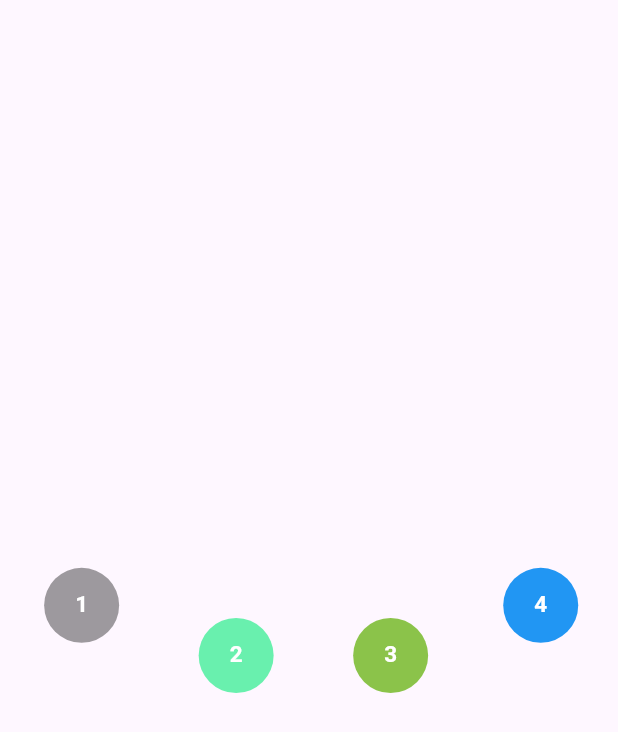
After one commit to vidisha1106/animations, a Flutter app: the screen it shows after launch, after a tap on "Animated Positioned Example", on a phone screen of 412 x 824 dp. The commit adds this screen. Shown: the top 732 px of the screen. Run offline on Flutter 3.47's test engine with Material 2 defaults, Android fonts, the phone set to English and light mode, and no system bars; our stand-ins replace flutter_screenutil.

Commit message:
tried animation examples

```diff
--- /dev/null
+++ b/lib/animated_positioned_example.dart
@@ -0,0 +1,196 @@
+import 'package:flutter/material.dart';
+import 'package:flutter_screenutil/flutter_screenutil.dart';
+
+class AnimatedPositionedExample extends StatefulWidget {
+  const AnimatedPositionedExample({super.key});
+
+  @override
+  State<AnimatedPositionedExample> createState() =>
+      _AnimatedPositionedExampleState();
+}
+
+class _AnimatedPositionedExampleState extends State<AnimatedPositionedExample> {
+  bool item1 = true;
+  bool item2 = true;
+  bool item3 = true;
+  bool item4 = true;
+
+  @override
+  Widget build(BuildContext context) {
+    return Scaffold(
+      body: Center(
+        child: GestureDetector(
+          onHorizontalDragUpdate: (details) {
+            debugPrint("Horizontal Drag Behaviour");
+            setState(() {
+              item1 = !item1;
+              item2 = !item1;
+              item3 = !item1;
+              item4 = !item1;
+            });
+          },
+          child: Stack(
+            children: [
+              item1
+                  ?
+
+                  ///1
+                  AnimatedPositioned(
+                      top: 735.h,
+                      left: 50.w,
+                      curve:
+                          item1 ? Curves.fastOutSlowIn : Curves.fastOutSlowIn,
+                      duration: Duration(seconds: 5),
+                      child: CircleAvatar(
+                        radius: 25,
+                        child: Text("1",
+                            style: TextStyle(
+                                color: Colors.white,
+                                fontWeight: FontWeight.w700,
+                                fontSize: 15)),
+                        backgroundColor: Colors.black38,
+                      ),
+                    )
+                  :
+
+                  ///5
+                  AnimatedPositioned(
+                      top: 735.h,
+                      left: 50.w,
+                      curve:
+                          item1 ? Curves.fastOutSlowIn : Curves.fastOutSlowIn,
+                      duration: Duration(seconds: 5),
+                      child: CircleAvatar(
+                        child: Text("5",
+                            style: TextStyle(
+                                color: Colors.white,
+                                fontWeight: FontWeight.w700,
+                                fontSize: 15)),
+                        radius: 25,
+                        backgroundColor: Colors.red,
+                      ),
+                    ),
+              item2
+                  ?
+
+                  ///2
+                  AnimatedPositioned(
+                      top: 800.h,
+                      left: 225.w,
+                      curve:
+                          item2 ? Curves.fastOutSlowIn : Curves.fastOutSlowIn,
+                      duration: Duration(seconds: 5),
+                      child: CircleAvatar(
+                        radius: 25,
+                        child: Text("2",
+                            style: TextStyle(
+                                color: Colors.white,
+                                fontWeight: FontWeight.w700,
+                                fontSize: 15)),
+                        backgroundColor: Colors.greenAccent,
+                      ),
+                    )
+                  :
+
+                  ///6
+                  AnimatedPositioned(
+                      top: 800.h,
+                      left: 225.w,
+                      curve:
+                          item2 ? Curves.fastOutSlowIn : Curves.fastOutSlowIn,
+                      duration: Duration(seconds: 5),
+                      child: CircleAvatar(
+                        radius: 25,
+                        child: Text("6",
+                            style: TextStyle(
+                                color: Colors.white,
+                                fontWeight: FontWeight.w700,
+                                fontSize: 15)),
+                        backgroundColor: Colors.cyanAccent,
+                      ),
+                    ),
+              item3
+                  ?
+
+                  ///3
+                  AnimatedPositioned(
+                      top: 800.h,
+                      left: 400.w,
+                      duration: Duration(seconds: 5),
+                      curve:
+                          item3 ? Curves.fastOutSlowIn : Curves.fastOutSlowIn,
+                      child: CircleAvatar(
+                        radius: 25,
+                        child: Text("3",
+                            style: TextStyle(
+                                color: Colors.white,
+                                fontWeight: FontWeight.w700,
+                                fontSize: 15)),
+                        backgroundColor: Colors.lightGreen,
+                      ),
+                    )
+                  :
+
+                  ///7
+                  AnimatedPositioned(
+                      top: 800.h,
+                      left: 400.w,
+                      duration: Duration(seconds: 5),
+                      curve:
+                          item3 ? Curves.fastOutSlowIn : Curves.fastOutSlowIn,
+                      child: CircleAvatar(
+                        radius: 25,
+                        child: Text("7",
+                            style: TextStyle(
+                                color: Colors.white,
+                                fontWeight: FontWeight.w700,
+                                fontSize: 15)),
+                        backgroundColor: Colors.lightGreen,
+                      ),
+                    ),
+              item4
+                  ?
+
+                  ///4
+                  AnimatedPositioned(
+                      top: 735.h,
+                      left: 570.w,
+                      curve:
+                          item4 ? Curves.fastOutSlowIn : Curves.fastOutSlowIn,
+                      duration: Duration(seconds: 5),
+                      child: CircleAvatar(
+                        radius: 25,
+                        child: Text("4",
+                            style: TextStyle(
+                                color: Colors.white,
+                                fontWeight: FontWeight.w700,
+                                fontSize: 15)),
+                        backgroundColor: Colors.blue,
+                      ),
+                    )
+                  :
+
+                  ///8
+                  AnimatedPositioned(
+                      top: 735.h,
+                      left: 570.w,
+                      curve:
+                          item4 ? Curves.fastOutSlowIn : Curves.fastOutSlowIn,
+                      duration: Duration(seconds: 5),
+                      child: CircleAvatar(
+                        radius: 25,
+                        child: Text("8",
+                            style: TextStyle(
+                                color: Colors.white,
+                                fontWeight: FontWeight.w700,
+                                fontSize: 15)),
+                        backgroundColor: Colors.blue,
+                      ),
+                    ),
+            ],
+          ),
+        ),
+      ),
+    );
+  }
+}
--- a/lib/main.dart
+++ b/lib/main.dart
@@ -1,4 +1,10 @@
+import 'package:animations/animated_align_sample.dart';
+import 'package:animations/animated_container_example.dart';
+import 'package:animations/animated_positioned_example.dart';
+import 'package:animations/physics_based_animation.dart';
+import 'package:animations/tween_animation.dart';
 import 'package:flutter/material.dart';
+import 'package:flutter_screenutil/flutter_screenutil.dart';
 
 void main() {
   runApp(const MyApp());
@@ -7,119 +13,116 @@ void main() {
 class MyApp extends StatelessWidget {
   const MyApp({super.key});
 
-  // This widget is the root of your application.
   @override
   Widget build(BuildContext context) {
-    return MaterialApp(
-      title: 'Flutter Demo',
-      theme: ThemeData(
-        // This is the theme of your application.
-        //
-        // TRY THIS: Try running your application with "flutter run". You'll see
-        // the application has a blue toolbar. Then, without quitting the app,
-        // try changing the seedColor in the colorScheme below to Colors.green
-        // and then invoke "hot reload" (save your changes or press the "hot
-        // reload" button in a Flutter-supported IDE, or press "r" if you used
-        // the command line to start the app).
-        //
-        // Notice that the counter didn't reset back to zero; the application
-        // state is not lost during the reload. To reset the state, use hot
-        // restart instead.
-        //
-        // This works for code too, not just values: Most code changes can be
-        // tested with just a hot reload.
-        colorScheme: ColorScheme.fromSeed(seedColor: Colors.deepPurple),
-        useMaterial3: true,
+    return ScreenUtilInit(
+      designSize: Size(700, 1600),
+      builder: (context, child) => MaterialApp(
+        title: 'Flutter Demo',
+        theme: ThemeData(
+          colorScheme: ColorScheme.fromSeed(seedColor: Colors.deepPurple),
+          useMaterial3: true,
+        ),
+        home: MyHomePage(),
       ),
-      home: const MyHomePage(title: 'Flutter Demo Home Page'),
     );
   }
 }
 
 class MyHomePage extends StatefulWidget {
-  const MyHomePage({super.key, required this.title});
-
-  // This widget is the home page of your application. It is stateful, meaning
-  // that it has a State object (defined below) that contains fields that affect
-  // how it looks.
-
-  // This class is the configuration for the state. It holds the values (in this
-  // case the title) provided by the parent (in this case the App widget) and
-  // used by the build method of the State. Fields in a Widget subclass are
-  // always marked "final".
-
-  final String title;
+  MyHomePage({super.key});
 
   @override
   State<MyHomePage> createState() => _MyHomePageState();
 }
 
-class _MyHomePageState extends State<MyHomePage> {
-  int _counter = 0;
-
-  void _incrementCounter() {
-    setState(() {
-      // This call to setState tells the Flutter framework that something has
-      // changed in this State, which causes it to rerun the build method below
-      // so that the display can reflect the updated values. If we changed
-      // _counter without calling setState(), then the build method would not be
-      // called again, and so nothing would appear to happen.
-      _counter++;
-    });
-  }
-
+class _MyHomePageState extends State<MyHomePage>
+    with SingleTickerProviderStateMixin {
   @override
   Widget build(BuildContext context) {
-    // This method is rerun every time setState is called, for instance as done
-    // by the _incrementCounter method above.
-    //
-    // The Flutter framework has been optimized to make rerunning build methods
-    // fast, so that you can just rebuild anything that needs updating rather
-    // than having to individually change instances of widgets.
     return Scaffold(
-      appBar: AppBar(
-        // TRY THIS: Try changing the color here to a specific color (to
-        // Colors.amber, perhaps?) and trigger a hot reload to see the AppBar
-        // change color while the other colors stay the same.
-        backgroundColor: Theme.of(context).colorScheme.inversePrimary,
-        // Here we take the value from the MyHomePage object that was created by
-        // the App.build method, and use it to set our appbar title.
-        title: Text(widget.title),
-      ),
       body: Center(
-        // Center is a layout widget. It takes a single child and positions it
-        // in the middle of the parent.
         child: Column(
-          // Column is also a layout widget. It takes a list of children and
-          // arranges them vertically. By default, it sizes itself to fit its
-          // children horizontally, and tries to be as tall as its parent.
-          //
-          // Column has various properties to control how it sizes itself and
-          // how it positions its children. Here we use mainAxisAlignment to
-          // center the children vertically; the main axis here is the vertical
-          // axis because Columns are vertical (the cross axis would be
-          // horizontal).
-          //
-          // TRY THIS: Invoke "debug painting" (choose the "Toggle Debug Paint"
-          // action in the IDE, or press "p" in the console), to see the
-          // wireframe for each widget.
           mainAxisAlignment: MainAxisAlignment.center,
-          children: <Widget>[
-            const Text(
-              'You have pushed the button this many times:',
-            ),
-            Text(
-              '$_counter',
-              style: Theme.of(context).textTheme.headlineMedium,
-            ),
+          children: [
+            ElevatedButton(
+                onPressed: () {
+                  Navigator.push(
+                    context,
+                    MaterialPageRoute(
+                      builder: (context) {
+                        return TweenAnimationExample();
+                      },
+                    ),
+                  );
+                },
+                child: Text(
+                  "Tween Animation",
+                  style: TextStyle(fontSize: 20, fontWeight: FontWeight.w500),
+                )),
+            ElevatedButton(
+                onPressed: () {
+                  Navigator.push(
+                    context,
+                    MaterialPageRoute(
+                      builder: (context) {
+                        return PhysicsBasedAnimation();
+                      },
+                    ),
+                  );
+                },
+                child: Text(
+                  "Physics based Animation",
+                  style: TextStyle(fontSize: 20, fontWeight: FontWeight.w500),
+                )),
+            ElevatedButton(
+                onPressed: () {
+                  Navigator.push(
+                    context,
+                    MaterialPageRoute(
+                      builder: (context) {
+                        return AnimatedAlignSample();
+                      },
+                    ),
+                  );
+                },
+                child: Text(
+                  "Animated Align Example",
+                  style: TextStyle(fontSize: 20, fontWeight: FontWeight.w500),
+                )),
+            ElevatedButton(
+                onPressed: () {
+                  Navigator.push(
+                    context,
+                    MaterialPageRoute(
+                      builder: (context) {
+                        return AnimatedContainerExample();
+                      },
+                    ),
+                  );
+                },
+                child: Text(
+                  "Animated Container Example",
+                  style: TextStyle(fontSize: 20, fontWeight: FontWeight.w500),
+                )),
+            ElevatedButton(
+                onPressed: () {
+                  Navigator.push(
+                    context,
+                    MaterialPageRoute(
+                      builder: (context) {
+                        return AnimatedPositionedExample();
+                      },
+                    ),
+                  );
+                },
+                child: Text(
+                  "Animated Positioned Example",
+                  style: TextStyle(fontSize: 20, fontWeight: FontWeight.w500),
+                )),
           ],
         ),
       ),
-      floatingActionButton: FloatingActionButton(
-        onPressed: _incrementCounter,
-        tooltip: 'Increment',
-        child: const Icon(Icons.add),
-      ), // This trailing comma makes auto-formatting nicer for build methods.
     );
   }
 }
--- a/pubspec.yaml
+++ b/pubspec.yaml
@@ -35,6 +35,7 @@ dependencies:
   # The following adds the Cupertino Icons font to your application.
   # Use with the CupertinoIcons class for iOS style icons.
   cupertino_icons: ^1.0.2
+  flutter_screenutil: ^5.9.0
 
 dev_dependencies:
   flutter_test:
```
Also changed, not shown: lib/animated_align_sample.dart (added, +37 -0 lines), lib/animated_container_example.dart (added, +66 -0 lines), lib/animation_third_example.dart (added, +33 -0 lines), lib/physics_based_animation.dart (added, +137 -0 lines), lib/tween_animation.dart (added, +62 -0 lines), pubspec.lock.
